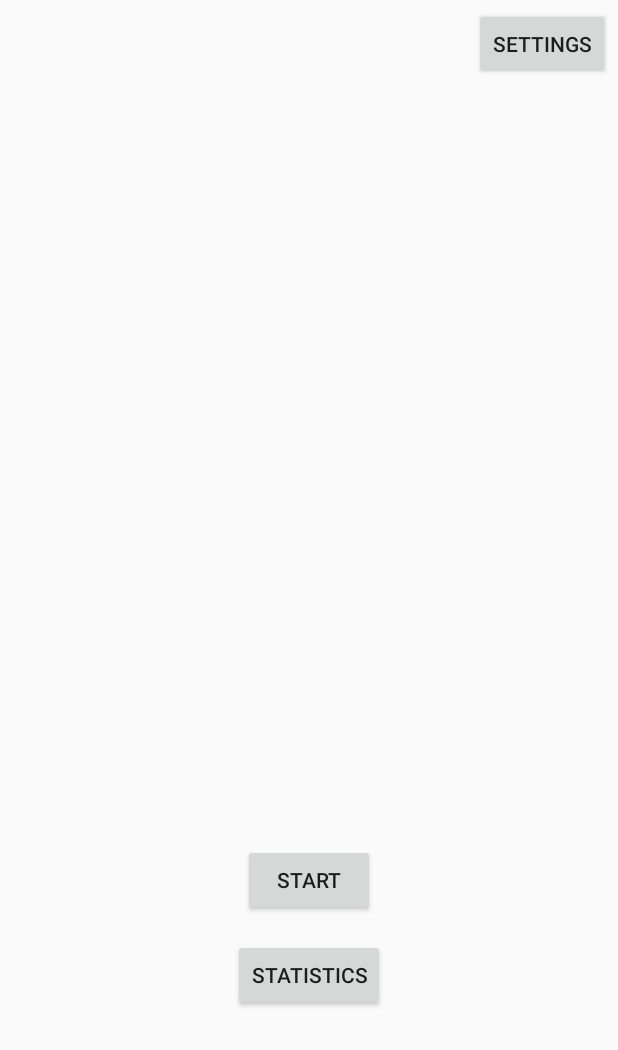
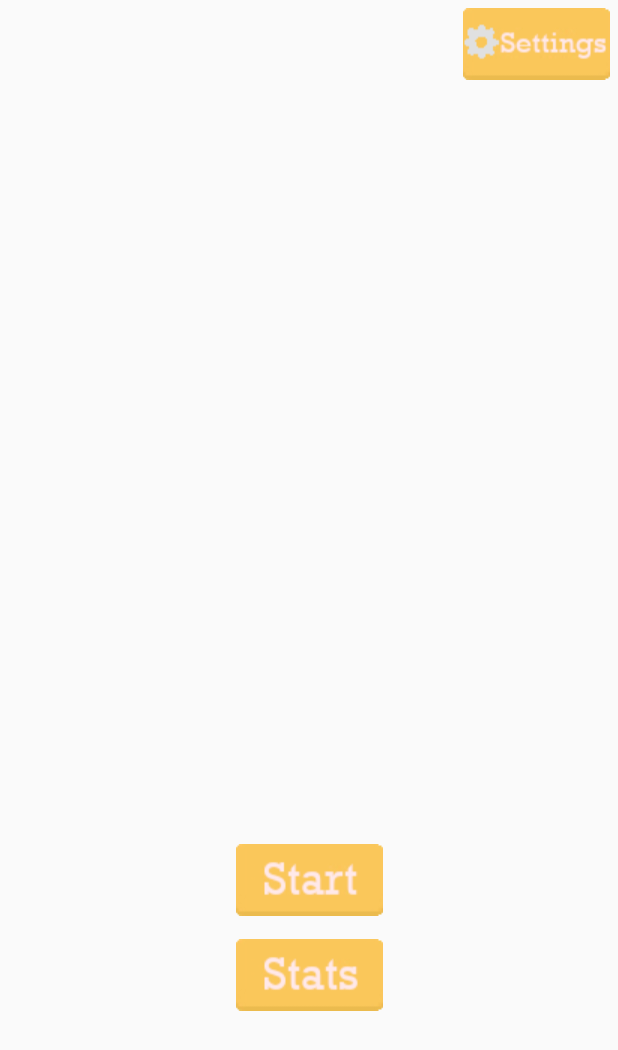
Before and after one commit to KNurmik/The-Game, an Android app: the StartActivity screen opened directly, with no data from a screen before it, on a phone screen of 412 x 824 dp. Shown: the top 1050 px of the screen. Run offline under Robolectric (Android 15) with nearby library versions, the phone set to English and light mode, and no system bars; 2 statements that could not run were skipped.

Commit message:
Added possible UI style to start menu

```diff
--- a/phase2/app/src/main/java/com/example/phase1activity/Infrastructure/StartActivity.java
+++ b/phase2/app/src/main/java/com/example/phase1activity/Infrastructure/StartActivity.java
@@ -1,7 +1,6 @@
 package com.example.phase1activity.Infrastructure;
 
 import android.content.Intent;
-import android.media.MediaPlayer;
 import android.os.Bundle;
 import android.view.View;
 import android.widget.Button;
@@ -26,7 +25,7 @@ public class StartActivity extends AbstractActivities {
 
         Button settingsbtn = findViewById(R.id.settings);
         Button leaderbtn = findViewById(R.id.stat);
-        Button startButton = findViewById(R.id.Start);
+        Button startButton = findViewById(R.id.start);
 
 
         settingsbtn.setOnClickListener(new View.OnClickListener() {
--- a/phase2/app/src/main/res/layout/activity_start.xml
+++ b/phase2/app/src/main/res/layout/activity_start.xml
@@ -12,18 +12,18 @@
         android:layout_height="wrap_content"
         android:layout_marginTop="5dp"
         android:layout_marginEnd="5dp"
-        android:text="Settings"
+        android:background="@drawable/settings"
         app:layout_constraintEnd_toEndOf="parent"
         app:layout_constraintTop_toTopOf="parent" />
 
     <Button
-        android:id="@+id/Start"
+        android:id="@+id/start"
         android:layout_width="wrap_content"
         android:layout_height="wrap_content"
         android:layout_marginStart="50dp"
         android:layout_marginEnd="50dp"
         android:layout_marginBottom="15dp"
-        android:text="Start"
+        android:background="@drawable/start"
         app:layout_constraintBottom_toTopOf="@+id/stat"
         app:layout_constraintEnd_toEndOf="parent"
         app:layout_constraintStart_toStartOf="parent" />
@@ -35,7 +35,7 @@
         android:layout_marginStart="50dp"
         android:layout_marginEnd="50dp"
         android:layout_marginBottom="150dp"
-        android:text="Statistics"
+        android:background="@drawable/stat"
         app:layout_constraintBottom_toBottomOf="parent"
         app:layout_constraintEnd_toEndOf="parent"
         app:layout_constraintStart_toStartOf="parent" />
```
Also changed, not shown: phase2/app/src/main/res/drawable/settings.png (added), phase2/app/src/main/res/drawable/start.png (added), phase2/app/src/main/res/drawable/stat.png (added).
